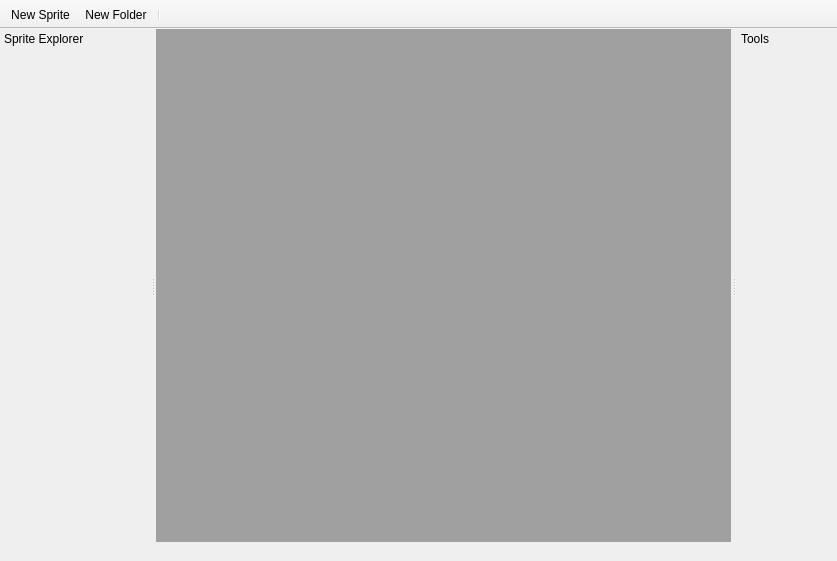
Above: src/mainwindow.ui from eigenbom/MQ-Sprite before the change. Below: the same form after it.
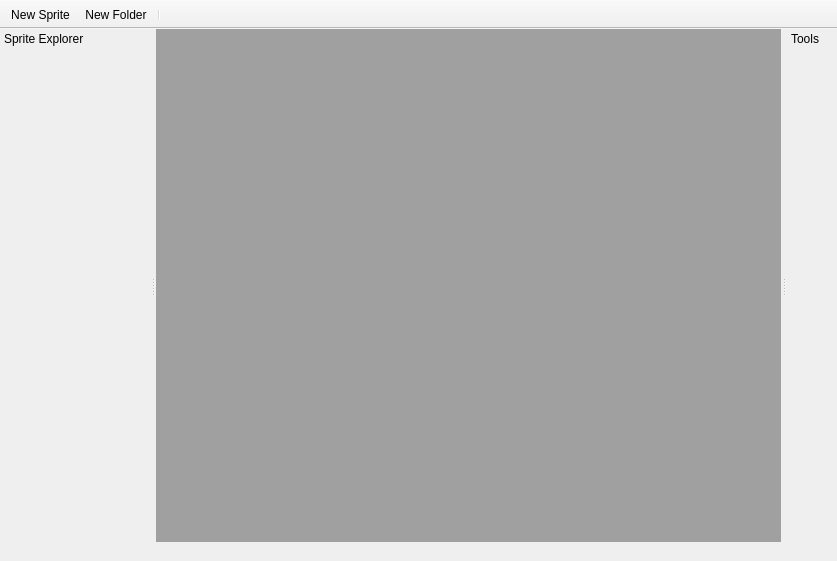
That is the form after the change. Icons and pictures are not drawn. Custom widgets are drawn as their Qt base class.

Commit message: fix: right dock widget wasn't shrinking

```diff
--- a/src/mainwindow.ui
+++ b/src/mainwindow.ui
@@ -151,7 +151,7 @@
    </property>
    <property name="minimumSize">
     <size>
-     <width>100</width>
+     <width>50</width>
      <height>44</height>
     </size>
    </property>
```
The commit also changes 2 other files.
